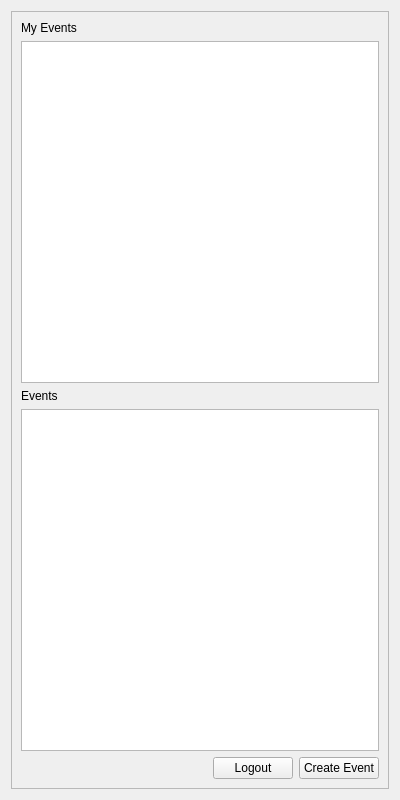
First picture: the form in src/mobile-app/mainpage.ui, repository Aesylwinn/software-engineering, before the edit.
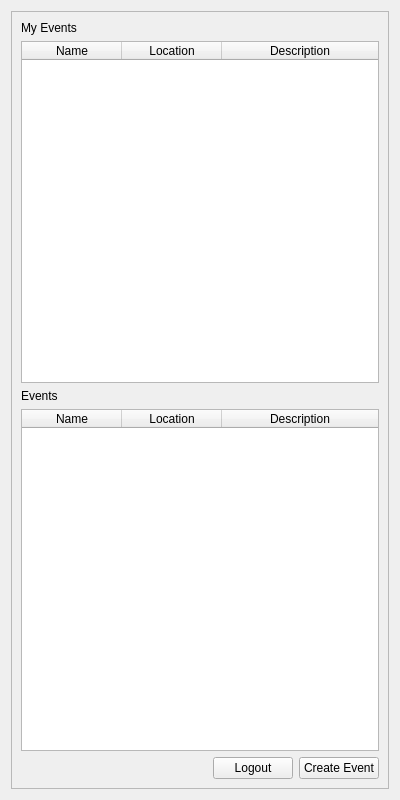
Second picture: the form after the edit.

Commit message: Mobile app: display events retrieved from server

```diff
--- a/src/mobile-app/mainpage.ui
+++ b/src/mobile-app/mainpage.ui
@@ -40,7 +40,32 @@
         </widget>
        </item>
        <item>
-        <widget class="QTableWidget" name="myEventsListView"/>
+        <widget class="QTableWidget" name="myEventsListView">
+         <property name="columnCount">
+          <number>3</number>
+         </property>
+         <attribute name="horizontalHeaderStretchLastSection">
+          <bool>true</bool>
+         </attribute>
+         <attribute name="verticalHeaderVisible">
+          <bool>false</bool>
+         </attribute>
+         <column>
+          <property name="text">
+           <string>Name</string>
+          </property>
+         </column>
+         <column>
+          <property name="text">
+           <string>Location</string>
+          </property>
+         </column>
+         <column>
+          <property name="text">
+           <string>Description</string>
+          </property>
+         </column>
+        </widget>
        </item>
        <item>
         <widget class="QLabel" name="eventsLabel">
@@ -50,7 +75,29 @@
         </widget>
        </item>
        <item>
-        <widget class="QTableWidget" name="eventsListView"/>
+        <widget class="QTableWidget" name="eventsListView">
+         <attribute name="horizontalHeaderStretchLastSection">
+          <bool>true</bool>
+         </attribute>
+         <attribute name="verticalHeaderVisible">
+          <bool>false</bool>
+         </attribute>
+         <column>
+          <property name="text">
+           <string>Name</string>
+          </property>
+         </column>
+         <column>
+          <property name="text">
+           <string>Location</string>
+          </property>
+         </column>
+         <column>
+          <property name="text">
+           <string>Description</string>
+          </property>
+         </column>
+        </widget>
        </item>
        <item>
         <layout class="QHBoxLayout" name="buttonLayout">
```
The commit also changes 1 other file.
